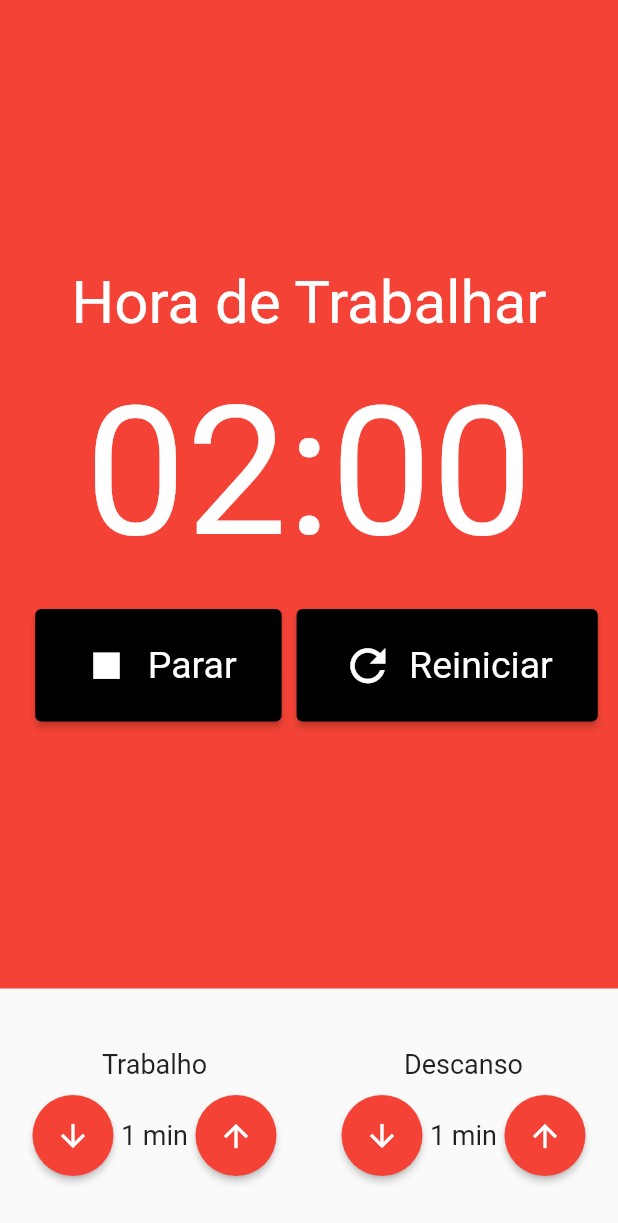
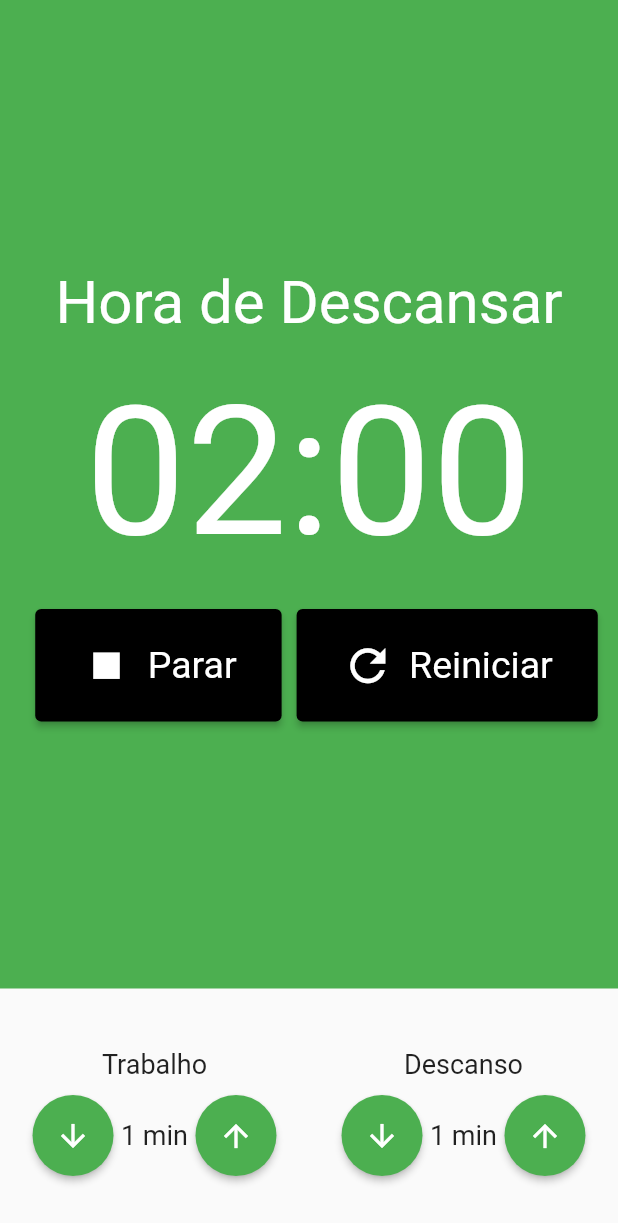
Before and after one commit to aron-alvarenga/Pomodoro-App-Flutter, a Flutter app: the screen it shows after launch, after a tap on "Iniciar", on a phone screen of 412 x 824 dp. Shown: the top 1223 px of the screen. Run offline on Flutter 3.47's test engine with Material 2 defaults, Android fonts, the light colour scheme and no system bars; our stand-ins replace flutter_mobx, mobx; generated files the repository leaves out were written again.

Commit message:
Pomodoro Store #03

```diff
--- a/lib/components/Cronometro.dart
+++ b/lib/components/Cronometro.dart
@@ -12,12 +12,12 @@ class Cronometro extends StatelessWidget {
     final store = Provider.of<PomodoroStore>(context);
 
     return Container(
-      color: Colors.red,
+      color: store.estaTrabalhando() ? Colors.red : Colors.green,
       child: Column(
         mainAxisAlignment: MainAxisAlignment.center,
         children: [
           Text(
-            'Hora de Trabalhar',
+            store.estaTrabalhando() ? 'Hora de Trabalhar' : 'Hora de Descansar',
             style: TextStyle(
               fontSize: 40,
               color: Colors.white,
--- a/lib/components/EntradaTempo.dart
+++ b/lib/components/EntradaTempo.dart
@@ -1,5 +1,7 @@
 import 'package:flutter/cupertino.dart';
 import 'package:flutter/material.dart';
+import 'package:provider/provider.dart';
+import '../store/pomodoro.store.dart';
 
 class EntradaTempo extends StatelessWidget {
   final String titulo;
@@ -17,6 +19,8 @@ class EntradaTempo extends StatelessWidget {
 
   @override
   Widget build(BuildContext context) {
+    final store = Provider.of<PomodoroStore>(context);
+
     return Column(
       crossAxisAlignment: CrossAxisAlignment.center,
       children: [
@@ -37,7 +41,7 @@ class EntradaTempo extends StatelessWidget {
               style: ElevatedButton.styleFrom(
                 shape: CircleBorder(),
                 padding: EdgeInsets.all(15),
-                primary: Colors.red,
+                primary: store.estaTrabalhando() ? Colors.red : Colors.green,
               ),
             ),
             Text(
@@ -53,7 +57,7 @@ class EntradaTempo extends StatelessWidget {
               style: ElevatedButton.styleFrom(
                 shape: CircleBorder(),
                 padding: EdgeInsets.all(15),
-                primary: Colors.red,
+                primary: store.estaTrabalhando() ? Colors.red : Colors.green,
               ),
             ),
           ],
--- a/lib/store/pomodoro.store.dart
+++ b/lib/store/pomodoro.store.dart
@@ -3,6 +3,8 @@ import 'package:mobx/mobx.dart';
 part 'pomodoro.store.g.dart';
 
 class PomodoroStore = _PomodoroStore with _$PomodoroStore;
+
+enum TipoIntervalo { TRABALHO, DESCANSO }
 
 abstract class _PomodoroStore with Store {
   @observable
@@ -19,6 +21,9 @@ abstract class _PomodoroStore with Store {
 
   @observable
   int tempoDescanso = 1;
+
+  @observable
+  TipoIntervalo tipoIntervalo = TipoIntervalo.DESCANSO;
 
   @action
   void iniciar() {
@@ -54,4 +59,12 @@ abstract class _PomodoroStore with Store {
   void decrementarTempoDescanso() {
     tempoDescanso--;
   }
+
+  bool estaTrabalhando() {
+    return tipoIntervalo == TipoIntervalo.TRABALHO;
+  }
+
+  bool estaDescansando() {
+    return tipoIntervalo == TipoIntervalo.DESCANSO;
+  }
 }
```
Also changed, not shown: 1 other file.
